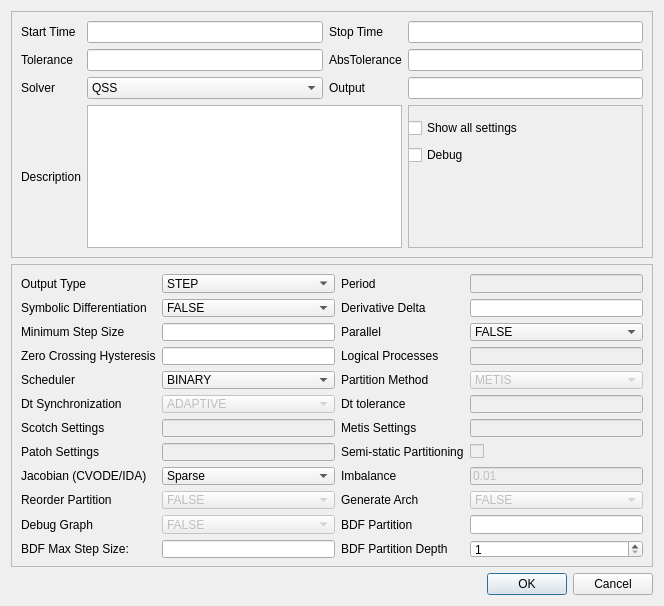
This is src/gui/ui/run.ui in CIFASIS/qss-solver as Qt 5 draws it before an edit. The edited form follows.
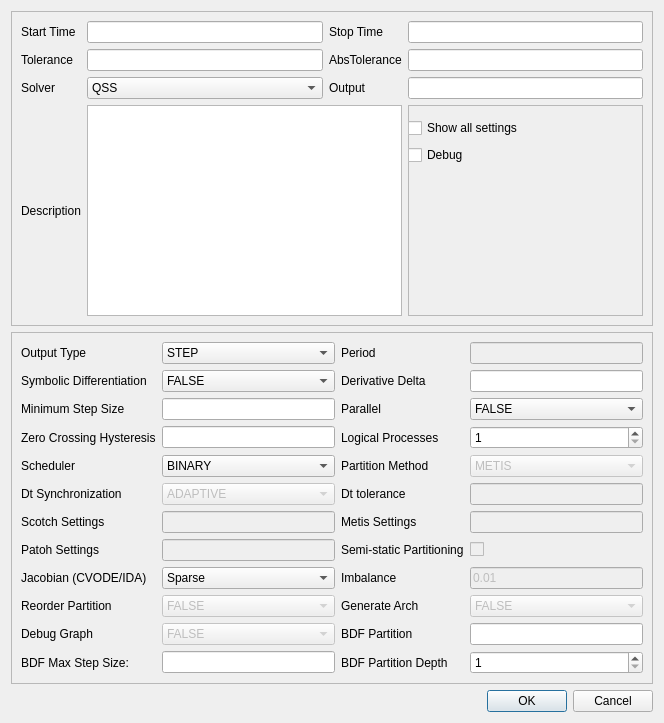
This is the edited form.

Commit message: Fix/update run form.

Diff of the .ui file:
```diff
--- a/src/gui/ui/run.ui
+++ b/src/gui/ui/run.ui
@@ -7,7 +7,7 @@
     <x>0</x>
     <y>0</y>
     <width>660</width>
-    <height>606</height>
+    <height>723</height>
    </rect>
   </property>
   <property name="windowTitle">
@@ -390,13 +390,6 @@
         </property>
        </widget>
       </item>
-      <item row="5" column="3">
-       <widget class="QLineEdit" name="_lps">
-        <property name="enabled">
-         <bool>false</bool>
-        </property>
-       </widget>
-      </item>
       <item row="6" column="3">
        <widget class="QComboBox" name="_partitionMethod">
         <property name="enabled">
@@ -653,6 +646,16 @@
       <item row="13" column="1">
        <widget class="QLineEdit" name="_BDFMaxStep"/>
       </item>
+      <item row="5" column="3">
+       <widget class="QSpinBox" name="_lps">
+        <property name="minimum">
+         <number>1</number>
+        </property>
+        <property name="maximum">
+         <number>1024</number>
+        </property>
+       </widget>
+      </item>
      </layout>
     </widget>
    </item>
```
Left out of the diff: 14 changed lines with no effect on the pictures. The commit also changes 2 other files.
